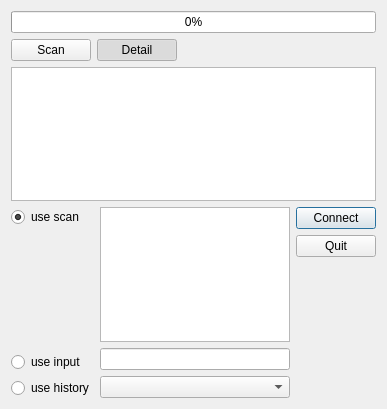
Qt form pc-client/Public/ScanIpDiaog.ui (LejuRobotics/Aelos-Vision-Demo) before a commit.
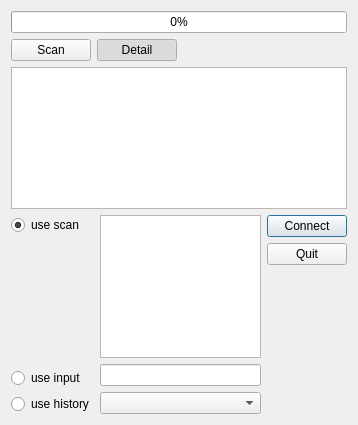
The same form after that commit.

The edit to the form file:
```diff
--- a/pc-client/Public/ScanIpDiaog.ui
+++ b/pc-client/Public/ScanIpDiaog.ui
@@ -6,8 +6,8 @@
    <rect>
     <x>0</x>
     <y>0</y>
-    <width>387</width>
-    <height>409</height>
+    <width>358</width>
+    <height>425</height>
    </rect>
   </property>
   <property name="windowTitle">
```
